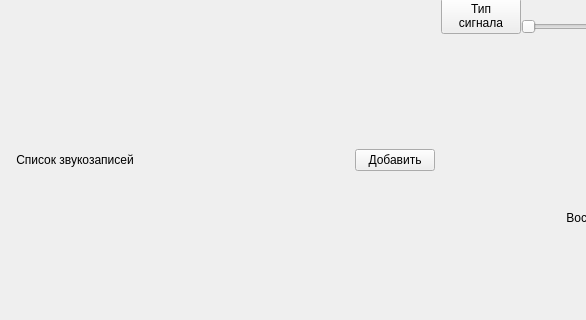
Before: the Qt Designer form GUI/main_window.ui in Eugene-q/PresenterPlayer, drawn with Qt 5; both pictures show x 0 to 586 and y 101 to 421 of the 800 by 523 pixel window.
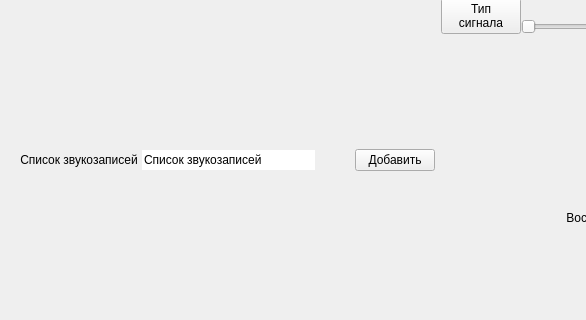
After: the same form once the commit is applied.

Commit message: - Тултип для заголовка. - запоминать последний открытый список и пытаться открыть его при старте - переименование списка - поддержка wav файлов

What changed in the file:
```diff
--- a/GUI/main_window.ui
+++ b/GUI/main_window.ui
@@ -48,7 +48,7 @@
        <number>0</number>
       </property>
       <item>
-       <layout class="QHBoxLayout" name="horizontalLayout" stretch="0,0,0,0">
+       <layout class="QHBoxLayout" name="horizontalLayout" stretch="0,0,1,0,0">
         <property name="spacing">
          <number>0</number>
         </property>
@@ -60,12 +60,28 @@
          </widget>
         </item>
         <item>
-         <widget class="QLabel" name="labelSongListHeader">
+         <widget class="QPushButton" name="buttonSongListHeader">
           <property name="text">
            <string>Список звукозаписей</string>
           </property>
-          <property name="alignment">
-           <set>Qt::AlignCenter</set>
+          <property name="flat">
+           <bool>true</bool>
+          </property>
+         </widget>
+        </item>
+        <item>
+         <widget class="QLineEdit" name="lineSongListHeader">
+          <property name="focusPolicy">
+           <enum>Qt::NoFocus</enum>
+          </property>
+          <property name="text">
+           <string>Список звукозаписей</string>
+          </property>
+          <property name="frame">
+           <bool>false</bool>
+          </property>
+          <property name="clearButtonEnabled">
+           <bool>false</bool>
           </property>
          </widget>
         </item>
```
The commit also changes 2 other files.
